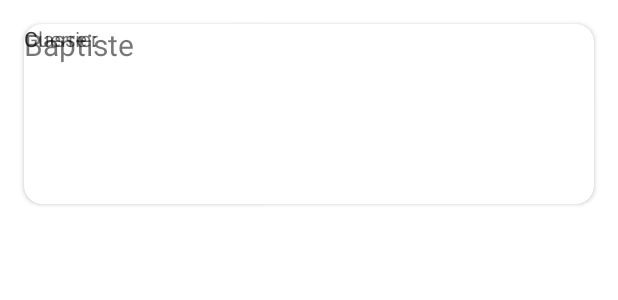
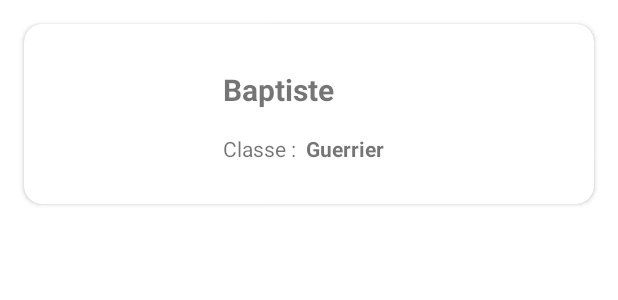
Before and after one commit to BaptisteCOUTANT/ClashOfBattle, an Android app: the layout fragment_horizontal_liste_joueur.xml on its own in the app's theme, with its tools: preview values and no code run, on a phone screen of 412 x 824 dp. Shown: the top 300 px of the screen. Run offline under Robolectric (Android 15) with nearby library versions, the phone set to English and light mode, and no system bars.

Commit message:
initial commit

```diff
--- a/app/src/main/res/layout/fragment_horizontal_liste_joueur.xml
+++ b/app/src/main/res/layout/fragment_horizontal_liste_joueur.xml
@@ -1,12 +1,9 @@
 <?xml version="1.0" encoding="utf-8"?>
 
-<androidx.constraintlayout.widget.ConstraintLayout xmlns:android="http://schemas.android.com/apk/res/android"
+
+<androidx.cardview.widget.CardView xmlns:android="http://schemas.android.com/apk/res/android"
     xmlns:app="http://schemas.android.com/apk/res-auto"
     xmlns:tools="http://schemas.android.com/tools"
-    android:layout_width="match_parent"
-    android:layout_height="match_parent">
-
-    <androidx.cardview.widget.CardView
     android:id="@+id/card"
     android:layout_width="match_parent"
     android:layout_height="wrap_content"
@@ -16,17 +13,21 @@
     app:layout_constraintStart_toStartOf="parent"
     app:layout_constraintTop_toTopOf="parent">
 
+    <androidx.constraintlayout.widget.ConstraintLayout
+        android:layout_width="match_parent"
+        android:layout_height="match_parent">
+
         <ImageView
             android:id="@+id/imagejoueur"
             android:layout_width="100dp"
             android:layout_height="100dp"
             android:layout_margin="10dp"
             android:layout_weight="0"
+            android:contentDescription="Image"
             app:cardCornerRadius="12dp"
+            app:layout_constraintBottom_toBottomOf="parent"
             app:layout_constraintStart_toStartOf="parent"
-            app:layout_constraintTop_toTopOf="parent"
-            app:layout_constraintBottom_toBottomOf="parent"
-            android:contentDescription="Image" />
+            app:layout_constraintTop_toTopOf="parent" />
 
         <TextView
             android:id="@+id/nomjoueur"
@@ -35,29 +36,38 @@
             android:layout_weight="0"
             android:text="Baptiste"
             android:textSize="20sp"
+            app:layout_constraintBottom_toBottomOf="parent"
+            app:layout_constraintEnd_toEndOf="parent"
+            app:layout_constraintHorizontal_bias="0.117"
             app:layout_constraintStart_toEndOf="@id/imagejoueur"
-
-                >
-
-            </TextView>
+            app:layout_constraintTop_toTopOf="parent"
+            app:layout_constraintVertical_bias="0.322"
+            android:textStyle="bold"
+            />
 
         <TextView
+            android:id="@+id/type"
             android:layout_width="wrap_content"
             android:layout_height="wrap_content"
+            android:layout_marginTop="16dp"
             android:layout_weight="1"
-                android:text="Classe : ">
-
-            </TextView>
+            android:text="Classe :  "
+            app:layout_constraintEnd_toEndOf="parent"
+            app:layout_constraintHorizontal_bias="0.106"
+            app:layout_constraintStart_toEndOf="@id/imagejoueur"
+            app:layout_constraintTop_toBottomOf="@+id/nomjoueur" />
 
         <TextView
             android:id="@+id/classejoueur"
             android:layout_width="wrap_content"
             android:layout_height="wrap_content"
+            android:layout_marginTop="16dp"
             android:layout_weight="1"
-                android:text="Guerrier">
+            android:text="Guerrier"
+            android:textStyle="bold"
+            app:layout_constraintStart_toEndOf="@+id/type"
+            app:layout_constraintTop_toBottomOf="@+id/nomjoueur" />
 
-            </TextView>
+    </androidx.constraintlayout.widget.ConstraintLayout>
 
 </androidx.cardview.widget.CardView>
-
-</androidx.constraintlayout.widget.ConstraintLayout>
```
Also changed, not shown: app/src/main/res/layout/fragment_liste_joueur.xml (+73 -0 lines). Lines whose indentation alone changed are shown as unchanged.
